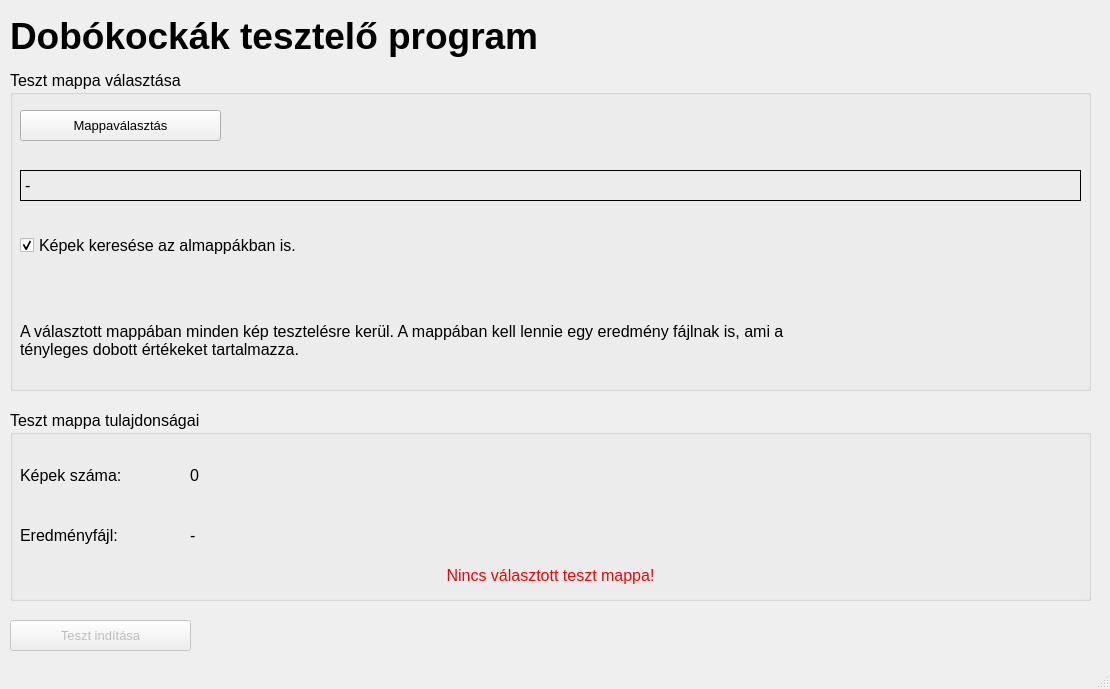
Above: src/ui/test_window.ui from Gtomika/digitalis-kepfeldolgozas-dobokockak before the change. Below: the same form after it.
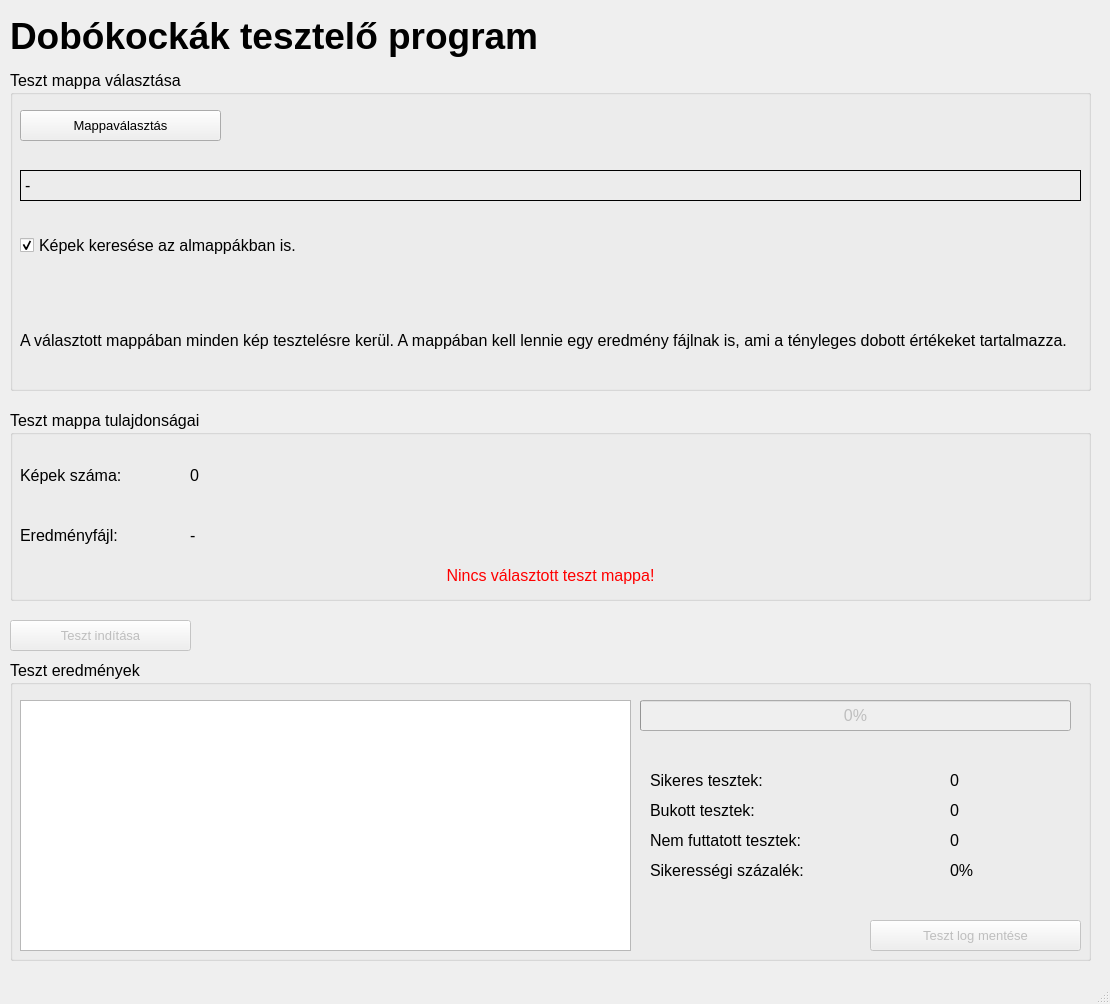
That is the form after the change.

Commit message: Teszt GUI és keretrendszer befejezése.

The edit to the form file:
```diff
--- a/src/ui/test_window.ui
+++ b/src/ui/test_window.ui
@@ -7,7 +7,7 @@
     <x>0</x>
     <y>0</y>
     <width>1110</width>
-    <height>689</height>
+    <height>1004</height>
    </rect>
   </property>
   <property name="windowTitle">
@@ -56,7 +56,7 @@
       <rect>
        <x>10</x>
        <y>220</y>
-       <width>771</width>
+       <width>1061</width>
        <height>101</height>
       </rect>
      </property>
@@ -190,7 +190,7 @@
       <rect>
        <x>180</x>
        <y>110</y>
-       <width>591</width>
+       <width>891</width>
        <height>31</height>
       </rect>
      </property>
@@ -244,6 +244,178 @@
      <string>Teszt indítása</string>
     </property>
    </widget>
+   <widget class="QGroupBox" name="groupBox_2">
+    <property name="enabled">
+     <bool>true</bool>
+    </property>
+    <property name="geometry">
+     <rect>
+      <x>10</x>
+      <y>660</y>
+      <width>1081</width>
+      <height>301</height>
+     </rect>
+    </property>
+    <property name="font">
+     <font>
+      <pointsize>12</pointsize>
+     </font>
+    </property>
+    <property name="title">
+     <string>Teszt eredmények</string>
+    </property>
+    <widget class="QListWidget" name="testLogsWidget">
+     <property name="geometry">
+      <rect>
+       <x>10</x>
+       <y>40</y>
+       <width>611</width>
+       <height>251</height>
+      </rect>
+     </property>
+    </widget>
+    <widget class="QProgressBar" name="progressBar">
+     <property name="enabled">
+      <bool>false</bool>
+     </property>
+     <property name="geometry">
+      <rect>
+       <x>630</x>
+       <y>40</y>
+       <width>431</width>
+       <height>31</height>
+      </rect>
+     </property>
+     <property name="value">
+      <number>0</number>
+     </property>
+    </widget>
+    <widget class="QLabel" name="label_3">
+     <property name="geometry">
+      <rect>
+       <x>640</x>
+       <y>110</y>
+       <width>281</width>
+       <height>21</height>
+      </rect>
+     </property>
+     <property name="text">
+      <string>Sikeres tesztek:</string>
+     </property>
+    </widget>
+    <widget class="QLabel" name="label_4">
+     <property name="geometry">
+      <rect>
+       <x>640</x>
+       <y>140</y>
+       <width>281</width>
+       <height>21</height>
+      </rect>
+     </property>
+     <property name="text">
+      <string>Bukott tesztek:</string>
+     </property>
+    </widget>
+    <widget class="QLabel" name="label_5">
+     <property name="geometry">
+      <rect>
+       <x>640</x>
+       <y>170</y>
+       <width>281</width>
+       <height>21</height>
+      </rect>
+     </property>
+     <property name="text">
+      <string>Nem futtatott tesztek:</string>
+     </property>
+    </widget>
+    <widget class="QLabel" name="successCountLabel">
+     <property name="geometry">
+      <rect>
+       <x>940</x>
+       <y>110</y>
+       <width>121</width>
+       <height>21</height>
+      </rect>
+     </property>
+     <property name="text">
+      <string>0</string>
+     </property>
+    </widget>
+    <widget class="QLabel" name="failCountLabel">
+     <property name="geometry">
+      <rect>
+       <x>940</x>
+       <y>140</y>
+       <width>121</width>
+       <height>21</height>
+      </rect>
+     </property>
+     <property name="text">
+      <string>0</string>
+     </property>
+    </widget>
+    <widget class="QLabel" name="notRunCountLabel">
+     <property name="geometry">
+      <rect>
+       <x>940</x>
+       <y>170</y>
+       <width>121</width>
+       <height>21</height>
+      </rect>
+     </property>
+     <property name="text">
+      <string>0</string>
+     </property>
+    </widget>
+    <widget class="QLabel" name="label_6">
+     <property name="geometry">
+      <rect>
+       <x>640</x>
+       <y>200</y>
+       <width>281</width>
+       <height>21</height>
+      </rect>
+     </property>
+     <property name="text">
+      <string>Sikerességi százalék:</string>
+     </property>
+    </widget>
+    <widget class="QLabel" name="successPercentageLabel">
+     <property name="geometry">
+      <rect>
+       <x>940</x>
+       <y>200</y>
+       <width>121</width>
+       <height>21</height>
+      </rect>
+     </property>
+     <property name="text">
+      <string>0%</string>
+     </property>
+    </widget>
+    <widget class="QPushButton" name="saveLogsButton">
+     <property name="enabled">
+      <bool>false</bool>
+     </property>
+     <property name="geometry">
+      <rect>
+       <x>860</x>
+       <y>260</y>
+       <width>211</width>
+       <height>31</height>
+      </rect>
+     </property>
+     <property name="font">
+      <font>
+       <pointsize>10</pointsize>
+      </font>
+     </property>
+     <property name="text">
+      <string>Teszt log mentése</string>
+     </property>
+    </widget>
+   </widget>
   </widget>
   <widget class="QMenuBar" name="menubar">
    <property name="geometry">
```
The commit also changes 7 other files.
